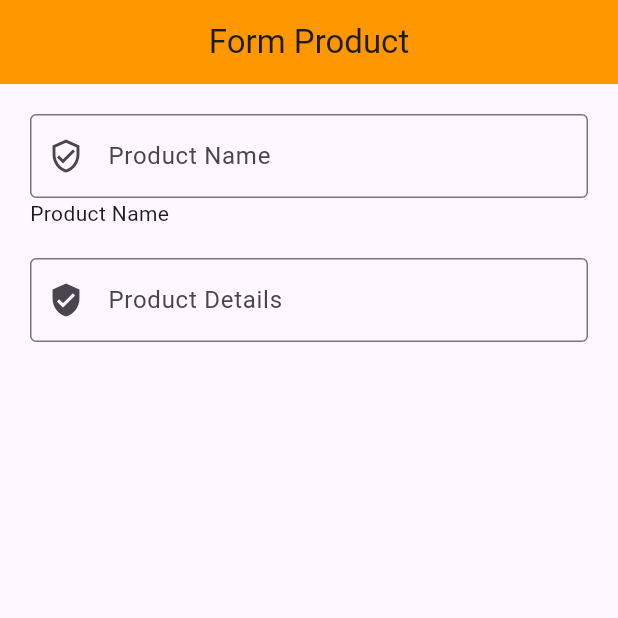
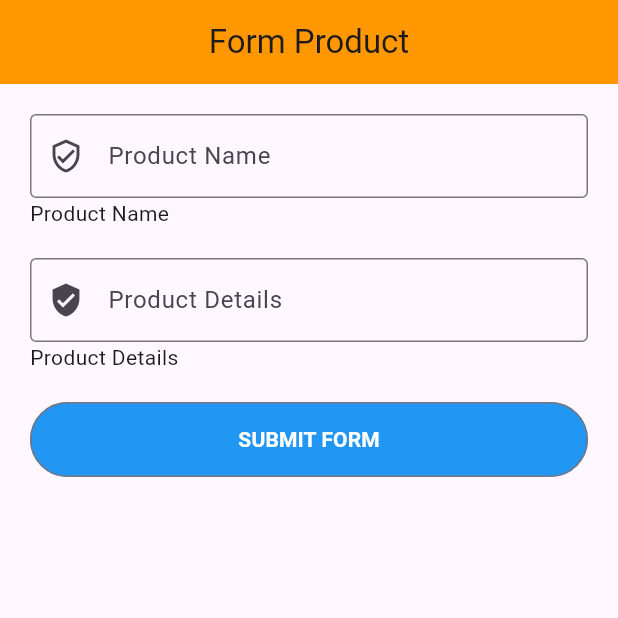
Before and after one commit to Sainathhiwale/flutter_bootcomp, a Flutter app: the screen it shows after launch, on a phone screen of 412 x 824 dp, the top half of it. Run offline on Flutter 3.47's test engine with Material 3 defaults, Android fonts, the phone set to English and light mode, and no system bars; our stand-ins replace fluttertoast, font_awesome_flutter.

Commit message:
form is designed with textformfield to pass text data to next screen in listview and listtile

```diff
--- a/lib/screen/navigater/form.dart
+++ b/lib/screen/navigater/form.dart
@@ -10,16 +10,30 @@ class MyForm extends StatefulWidget {
 
 class _MyFormState extends State<MyForm> {
   final _productConstroller = TextEditingController();
-  var _productName;
+  final _productDetailsConstroller = TextEditingController();
+  var _productName, productDetails;
 
   @override
   void initState() {
     super.initState();
     _productConstroller.addListener(updateText);
+    _productDetailsConstroller.addListener(updateProduct);
+  }
+  @override
+  void dispose() {
+    // TODO: implement dispose
+    _productConstroller.dispose();
+    _productDetailsConstroller.dispose();
+    super.dispose();
   }
   void updateText() {
     setState(() {
       _productName = _productConstroller.text;
+    });
+  }
+  void updateProduct(){
+    setState(() {
+      productDetails = _productDetailsConstroller.text;
     });
   }
 
@@ -47,31 +61,33 @@ class _MyFormState extends State<MyForm> {
               height: 20,
             ),
             TextFormField(
+              controller: _productDetailsConstroller,
               decoration: InputDecoration(
                 labelText: "Product Details",
                 prefixIcon: Icon(Icons.verified_user),
                 border: OutlineInputBorder(),
               ),
             ),
+            Text("Product Details ${_productDetailsConstroller.text}"),
+            SizedBox(height: 20.0,),
+            outlinedButton(context),
+
           ],
         ),
       ),
     );
   }
-
-
-
-}
-/*
-* child: Center(
-          child: OutlinedButton(
-            style: OutlinedButton.styleFrom(minimumSize: const Size(200, 50)),
+  OutlinedButton outlinedButton(BuildContext context) {
+    return OutlinedButton(
+      style: OutlinedButton.styleFrom(minimumSize: const Size(200, 50),
+      backgroundColor: Colors.blue,
+      foregroundColor: Colors.white),
       onPressed: () {
         Navigator.push(
           context,
           MaterialPageRoute(
             builder: (context) {
-                    return Details();
+              return Details(producName: _productConstroller.text, productDetails: _productDetailsConstroller.text,);
             },
           ),
         );
@@ -79,6 +95,9 @@ class _MyFormState extends State<MyForm> {
       child: Text(
         "Submit Form".toUpperCase(),
         style: const TextStyle(fontWeight: FontWeight.bold),
+
       ),
-          ),
-        ),*/
+    );
+  }
+
+}
```
Also changed, not shown: lib/screen/navigater/details.dart (+13 -29 lines). Lines whose indentation alone changed are shown as unchanged.
